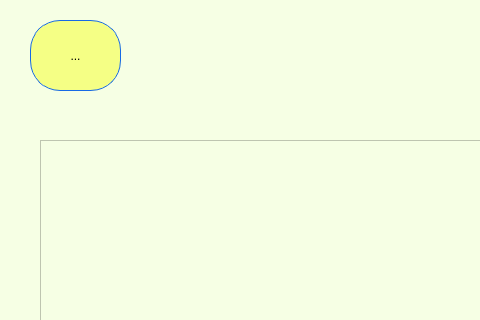
Above: main_window.ui from NikName2021/Discount_project before the change; both pictures show x 0 to 480 and y 0 to 320 of the 1095 by 830 pixel window. Below: the same form after it.
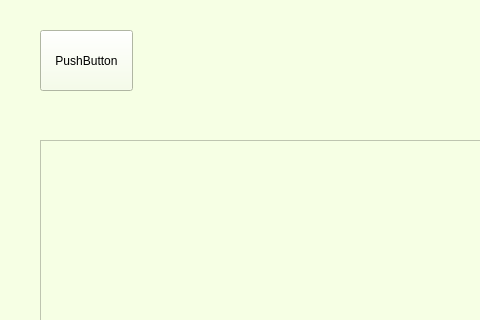
That is the form after the change.

The edit to the form file:
```diff
--- a/main_window.ui
+++ b/main_window.ui
@@ -43,27 +43,6 @@
      <string>Добавить товар</string>
     </property>
    </widget>
-   <widget class="QToolButton" name="toolButton">
-    <property name="geometry">
-     <rect>
-      <x>30</x>
-      <y>20</y>
-      <width>91</width>
-      <height>71</height>
-     </rect>
-    </property>
-    <property name="styleSheet">
-     <string notr="true">border-radius: 30px;
-background: rgb(245, 255, 133);
-border: 1px solid #186ae5;
-
-
-</string>
-    </property>
-    <property name="text">
-     <string>...</string>
-    </property>
-   </widget>
    <widget class="QTableWidget" name="tableWidget">
     <property name="geometry">
      <rect>
@@ -74,6 +53,19 @@
      </rect>
     </property>
    </widget>
+   <widget class="QPushButton" name="pushButton_2">
+    <property name="geometry">
+     <rect>
+      <x>40</x>
+      <y>30</y>
+      <width>93</width>
+      <height>61</height>
+     </rect>
+    </property>
+    <property name="text">
+     <string>PushButton</string>
+    </property>
+   </widget>
   </widget>
   <widget class="QMenuBar" name="menubar">
    <property name="geometry">
```
